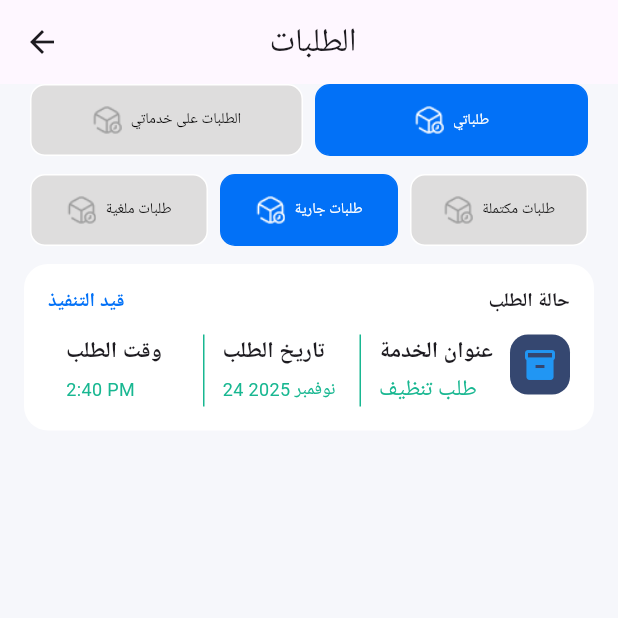
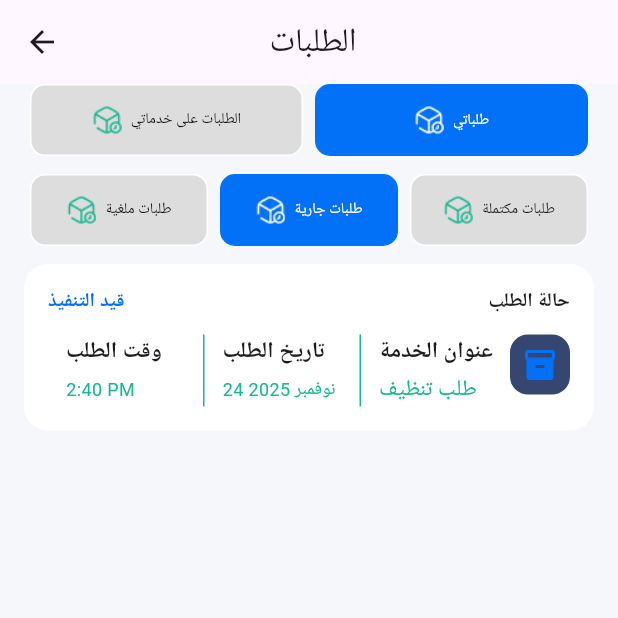
Before and after one commit to hossamhassan16/servicely-app, a Flutter app: the OrdersView screen opened directly, on a phone screen of 412 x 824 dp, the top half of it. Run offline on Flutter 3.47's test engine with Material 3 defaults, Android fonts, the phone set to English and light mode, and no system bars; our stand-ins replace flutter_svg, go_router; network calls fail.

Commit message:
colors and assets hard coded solved

```diff
--- a/lib/features/orders/presentation/widgets/order_card_widget.dart
+++ b/lib/features/orders/presentation/widgets/order_card_widget.dart
@@ -197,7 +197,8 @@ class OrderDetailsCard extends StatelessWidget {
                         color: const Color.fromARGB(255, 53, 71, 112),
                         borderRadius: BorderRadius.circular(12),
                       ),
-                      child: const Icon(Icons.inventory_2, color: Colors.blue),
+                      child:
+                          const Icon(Icons.inventory_2, color: primaryColorHex),
                     ),
                   ],
                 ),
--- a/lib/features/orders/presentation/widgets/status_chip_widget.dart
+++ b/lib/features/orders/presentation/widgets/status_chip_widget.dart
@@ -1,5 +1,6 @@
 import 'package:flutter/material.dart';
 import 'package:servicely_app1/core/theme/app_theme.dart';
+import 'package:servicely_app1/gen/assets.gen.dart';
 
 class StatusChip extends StatelessWidget {
   final String title;
@@ -32,10 +33,10 @@ class StatusChip extends StatelessWidget {
           mainAxisAlignment: MainAxisAlignment.center,
           children: [
             Image.asset(
-              "assets/images/broken.png",
+              Assets.images.broken.path,
               width: 20,
               height: 20,
-              color: isSelected ? Colors.white : Colors.grey,
+              color: isSelected ? Colors.white : secondaryColorHex,
             ),
             const SizedBox(width: 6),
             Text(
```
